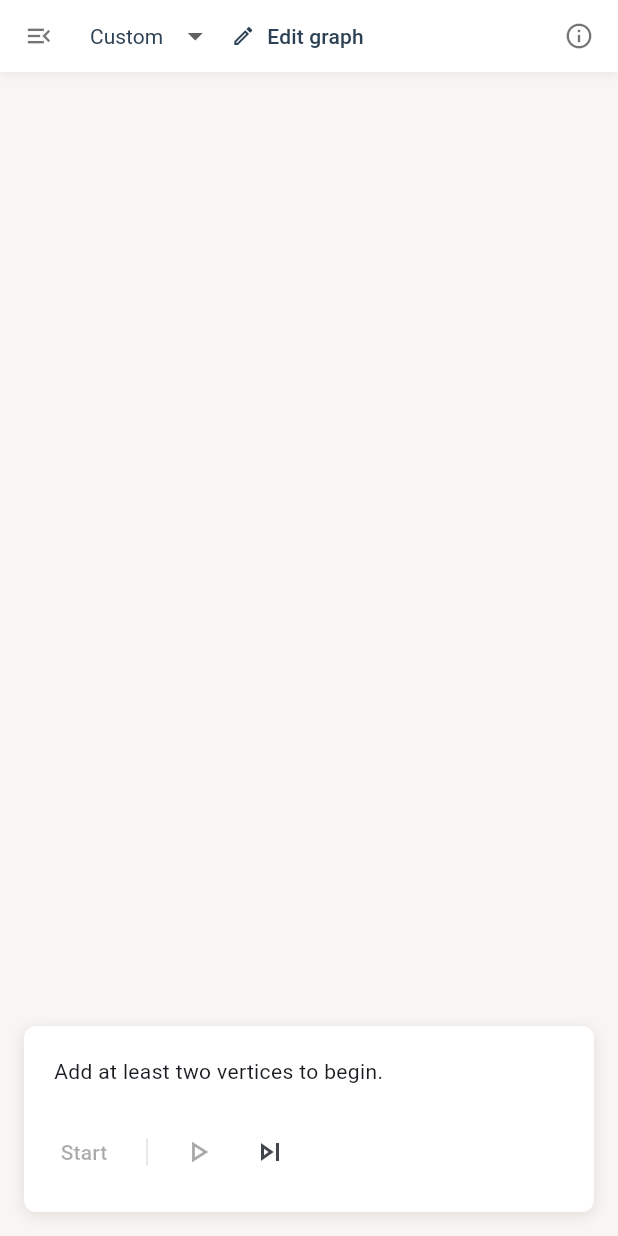
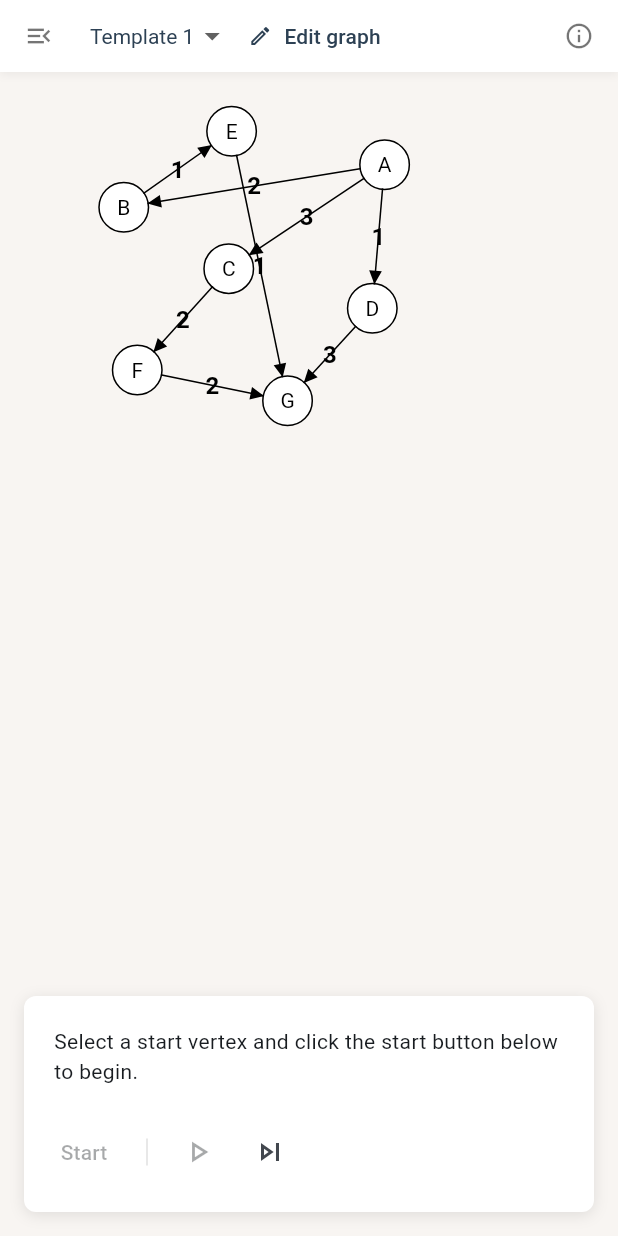
Before and after one commit to emeli-frank/algorithm-visualizer, a Flutter app: the screen it shows after launch, after a tap on "Edit graph", after a tap on the "close" icon, after a tap on "Complete edit", on a phone screen of 412 x 824 dp. Run offline on Flutter 3.47's test engine with Material 3 defaults, Android fonts, the phone set to English and light mode, and no system bars; our stand-ins replace equatable, flutter_bloc, go_router; missing offline and left inert: window_manager.

Commit message:
Move most of the logic for managing graph template options to a seperate file

```diff
--- /dev/null
+++ b/lib/constants/graph_templates.dart
@@ -0,0 +1,73 @@
+import 'dart:math';
+import 'dart:ui';
+
+import 'package:algorithm_visualizer/features/dijkstra/models/edge.dart';
+import 'package:algorithm_visualizer/features/dijkstra/models/vertex.dart';
+
+class GraphTemplateSample {
+  GraphTemplateSample({required this.vertices, required this.edges});
+
+  final List<Vertex> vertices;
+  final List<Edge> edges;
+}
+
+/*
+* Pre-built graph templates
+*/
+
+const customTemplateKey = 'Custom';
+const randomTemplateKey = 'Random';
+const template1key = 'Template 1';
+const defaultTemplateKey = template1key;
+
+var _vertices1 = const [
+  Vertex(id: 'A1', offset: Offset(256.4, 61.8)),
+  Vertex(id: 'B1', offset: Offset(82.5, 90.2)),
+  Vertex(id: 'C1', offset: Offset(152.5, 131.1)),
+  Vertex(id: 'D1', offset: Offset(248.2, 157.5)),
+  Vertex(id: 'E1', offset: Offset(154.4, 39.5)),
+  Vertex(id: 'F1', offset: Offset(91.5, 198.7)),
+  Vertex(id: 'G1', offset: Offset(191.7, 219.2)),
+];
+
+final _template1 = GraphTemplateSample(
+  vertices: _vertices1,
+  edges: [
+    Edge(id: '1', startVertex: _vertices1[0], endVertex: _vertices1[1], weight: 2),
+    Edge(id: '2', startVertex: _vertices1[0], endVertex: _vertices1[2], weight: 3),
+    Edge(id: '3', startVertex: _vertices1[0], endVertex: _vertices1[3], weight: 1),
+    Edge(id: '4', startVertex: _vertices1[1], endVertex: _vertices1[4], weight: 1),
+    Edge(id: '5', startVertex: _vertices1[2], endVertex: _vertices1[5], weight: 2),
+    Edge(id: '6', startVertex: _vertices1[3], endVertex: _vertices1[6], weight: 3),
+    Edge(id: '7', startVertex: _vertices1[4], endVertex: _vertices1[6], weight: 1),
+    Edge(id: '8', startVertex: _vertices1[5], endVertex: _vertices1[6], weight: 2),
+  ],
+);
+
+Map<String, GraphTemplateSample> _templates = {
+  template1key: _template1,
+};
+
+GraphTemplateSample getGraphTemplate(String key) {
+  if (key == randomTemplateKey) { // todo:: update logic
+    return GraphTemplateSample(
+      vertices: List.generate(8, (index) {
+        return Vertex(
+          id: index.toString(),
+          offset: Offset(50 + Random().nextDouble() * 400, 50 + Random().nextDouble() * 400),
+        );
+      }),
+      edges: [],
+    );
+  }
+
+  if (key == customTemplateKey) {
+    return GraphTemplateSample(vertices: [], edges: []);
+  }
+
+  return _templates[key]!;
+}
+
+Map<String, GraphTemplateSample> getPreBuiltGraphTemplate() {
+  return _templates;
+}
--- a/lib/features/dijkstra/bloc/graph_bloc.dart
+++ b/lib/features/dijkstra/bloc/graph_bloc.dart
@@ -10,7 +10,13 @@ part 'graph_state.dart';
 part 'graph_event.dart';
 
 class GraphBloc extends Bloc<GraphEvent, GraphState> {
-  GraphBloc() : super(GraphState()) {
+  GraphBloc({
+    required List<Vertex> vertices,
+    required List<Edge> edges,
+  }) : super(GraphState(
+          vertices: vertices,
+          edges: edges,
+        )) {
     // Adds a new vertex
     on<VertexAdded>((VertexAdded event, Emitter<GraphState> emit) {
       var verticesCopy = [...state.vertices];
@@ -135,7 +141,7 @@ class GraphBloc extends Bloc<GraphEvent, GraphState> {
     });
 
     on<EditModeToggled>((EditModeToggled event, Emitter<GraphState> emit) {
-      emit(state.copyWith(isEditing: event.isEditing));
+      emit(state.copyWith(isEditing: event.isEditing, selectedVertexID: const Optional<String?>(null)));
     });
   }
 }
--- a/lib/features/dijkstra/views/appbar.dart
+++ b/lib/features/dijkstra/views/appbar.dart
@@ -1,10 +1,4 @@
 part of 'dijkstra_screen.dart';
-
-enum GraphTemplate {
-  custom,
-  sample1,
-  random,
-}
 
 class AppBar extends StatelessWidget {
   const AppBar({super.key});
@@ -46,7 +40,7 @@ class AppBar extends StatelessWidget {
                 ),
               ),
               const SizedBox(width: 8.0),
-              const GraphTemplateDropdown(template: GraphTemplate.custom), // todo:: change this default
+              const GraphTemplateDropdown(template: defaultTemplateKey),
               Visibility(
                 visible: !context.watch<GraphBloc>().state.isEditing,
                 child: TextButton(
@@ -89,31 +83,6 @@ class AppBar extends StatelessWidget {
                 child: Row(
                   mainAxisAlignment: MainAxisAlignment.end,
                   children: [
-                    Visibility(
-                      visible:
-                      context.watch<GraphBloc>().state.selectedVertexID != null ||
-                          context.watch<GraphBloc>().state.selectedEdgeID != null,
-                      child: NavIconButton(
-                        onPressed: () {
-                          var selectedVertexID = context.read<GraphBloc>().state.selectedVertexID;
-                          if (selectedVertexID != null) {
-                            context.read<GraphBloc>().add(
-                              VertexDeleted(vertexID: selectedVertexID),
-                            );
-                            return;
-                          }
-
-                          var selectedEdgeID = context.read<GraphBloc>().state.selectedEdgeID;
-                          if (selectedEdgeID != null) {
-                            context.read<GraphBloc>().add(
-                              EdgeDeleted(edgeID: selectedEdgeID),
-                            );
-                          }
-                        },
-                        iconData: Icons.delete_outline,
-                        tooltip: 'Delete (Del)',
-                      ),
-                    ),
                     NavIconButton(
                       onPressed: () {},
                       iconData: Icons.undo,
@@ -154,6 +123,36 @@ class AppBar extends StatelessWidget {
                       isActive: cubit.state.selection == DijkstraTools.edge,
                       tooltip: 'Add Edge',
                     ),
+                    const SizedBox(
+                      height: 18.0,
+                      width: 20.0,
+                      child: VerticalDivider(width: 1, color: Colors.black12),
+                    ),
+                    Visibility(
+                      visible:
+                      context.watch<GraphBloc>().state.selectedVertexID != null ||
+                          context.watch<GraphBloc>().state.selectedEdgeID != null,
+                      child: NavIconButton(
+                        onPressed: () {
+                          var selectedVertexID = context.read<GraphBloc>().state.selectedVertexID;
+                          if (selectedVertexID != null) {
+                            context.read<GraphBloc>().add(
+                              VertexDeleted(vertexID: selectedVertexID),
+                            );
+                            return;
+                          }
+
+                          var selectedEdgeID = context.read<GraphBloc>().state.selectedEdgeID;
+                          if (selectedEdgeID != null) {
+                            context.read<GraphBloc>().add(
+                              EdgeDeleted(edgeID: selectedEdgeID),
+                            );
+                          }
+                        },
+                        iconData: Icons.delete_outline,
+                        tooltip: 'Delete (Del)',
+                      ),
+                    ),
                     Visibility(
                       visible: context.watch<GraphBloc>().state.vertices.isNotEmpty,
                       child: NavIconButton(
@@ -188,14 +187,14 @@ class AppBar extends StatelessWidget {
 class GraphTemplateDropdown extends StatefulWidget {
   const GraphTemplateDropdown({super.key, required this.template});
 
-  final GraphTemplate template;
+  final String template;
 
   @override
   State<GraphTemplateDropdown> createState() => _GraphTemplateDropdownState();
 }
 
 class _GraphTemplateDropdownState extends State<GraphTemplateDropdown> {
-  late GraphTemplate _template;
+  late String _template;
 
   @override
   void initState() {
@@ -205,81 +204,56 @@ class _GraphTemplateDropdownState extends State<GraphTemplateDropdown> {
 
   @override
   Widget build(BuildContext context) {
-    return DropdownButton<GraphTemplate>(
+    List<DropdownMenuItem<String>> prebuiltTemplates = [];
+    final templates = getPreBuiltGraphTemplate();
+
+    for (var templateName in templates.keys) {
+      prebuiltTemplates.add(DropdownMenuItem(
+        value: templateName,
+        child: Text(templateName),
+      ));
+    }
+
+    return DropdownButton<String>(
       style: TextStyle(
         color: Theme.of(context).colorScheme.primary,
         fontSize: 14.0,
       ),
       underline: const SizedBox.shrink(),
-      value: _template,
+      value: _template.toString(),
       items: [
         DropdownMenuItem(
-          value: GraphTemplate.custom,
-          enabled: _template != GraphTemplate.custom,
+          value: customTemplateKey,
+          enabled: _template != customTemplateKey,
           child: const Text('Custom'),
         ),
-        DropdownMenuItem(
-          value: GraphTemplate.sample1,
-          enabled: _template != GraphTemplate.sample1,
-          child: const Text('Sample 1'),
-        ),
+        ...prebuiltTemplates,
         const DropdownMenuItem(
-          value: GraphTemplate.random,
+          value: randomTemplateKey,
           child: Text('Random'),
         ),
       ],
       onChanged: (value) {
         if (value == null ||
-            (value == _template && value != GraphTemplate.random)) return;
+            (value == _template && value != randomTemplateKey)) return;
 
         setState(() {
-          _template = value;
+          if (value == customTemplateKey) {
+            _template = customTemplateKey;
+          } else if (value == randomTemplateKey) {
+            _template = randomTemplateKey;
+          } else {
+            _template = value;
+          }
         });
 
-        List<Vertex> vertices = [];
-        List<Edge> edges = [];
-        bool isEditing = false;
-
-        switch (value) {
-          case GraphTemplate.custom:
-            isEditing = true;
-            break;
-          case GraphTemplate.sample1:
-          // todo:: move to a separate file
-            vertices = const [
-              Vertex(id: 'A1', offset: Offset(256.4, 61.8)),
-              Vertex(id: 'B1', offset: Offset(82.5, 90.2)),
-              Vertex(id: 'C1', offset: Offset(152.5, 131.1)),
-              Vertex(id: 'D1', offset: Offset(248.2, 157.5)),
-              Vertex(id: 'E1', offset: Offset(154.4, 39.5)),
-              Vertex(id: 'F1', offset: Offset(91.5, 198.7)),
-              Vertex(id: 'G1', offset: Offset(191.7, 219.2)),
-            ];
-            edges = [
-              Edge(id: '1', startVertex: vertices[0], endVertex: vertices[1], weight: 2),
-              Edge(id: '2', startVertex: vertices[0], endVertex: vertices[2], weight: 3),
-              Edge(id: '3', startVertex: vertices[0], endVertex: vertices[3], weight: 1),
-              Edge(id: '4', startVertex: vertices[1], endVertex: vertices[4], weight: 1),
-              Edge(id: '5', startVertex: vertices[2], endVertex: vertices[5], weight: 2),
-              Edge(id: '6', startVertex: vertices[3], endVertex: vertices[6], weight: 3),
-              Edge(id: '7', startVertex: vertices[4], endVertex: vertices[6], weight: 1),
-              Edge(id: '8', startVertex: vertices[5], endVertex: vertices[6], weight: 2),
-            ];
-            break;
-          case GraphTemplate.random:
-          // todo:: refine this logic
-            vertices = List.generate(8, (index) {
-              return Vertex(
-                id: index.toString(),
-                offset: Offset(50 + Random().nextDouble() * 400, 50 + Random().nextDouble() * 400),
-              );
-            });
-            break;
-        }
+        final template = getGraphTemplate(value);
+        final vertices = template.vertices;
+        final edges = template.edges;
 
         context.read<AnimationBloc>().add(AnimationReset());
         context.read<GraphBloc>().add(GraphElementReset(vertices: vertices, edges: edges));
-        context.read<GraphBloc>().add(EditModeToggled(isEditing: isEditing));
+        context.read<GraphBloc>().add(EditModeToggled(isEditing: value == customTemplateKey));
       },
     );
   }
--- a/lib/features/dijkstra/views/dijkstra_screen.dart
+++ b/lib/features/dijkstra/views/dijkstra_screen.dart
@@ -1,5 +1,6 @@
 import 'dart:math';
 
+import 'package:algorithm_visualizer/constants/graph_templates.dart';
 import 'package:algorithm_visualizer/exceptions/max_allowed_vertex_exceeded_exception.dart';
 import 'package:algorithm_visualizer/features/dijkstra/bloc/animation_bloc.dart';
 import 'package:algorithm_visualizer/features/dijkstra/bloc/graph_bloc.dart';
--- a/lib/main.dart
+++ b/lib/main.dart
@@ -1,3 +1,4 @@
+import 'package:algorithm_visualizer/constants/graph_templates.dart';
 import 'package:algorithm_visualizer/features/a_star/views/a_star_screen.dart';
 import 'package:algorithm_visualizer/features/dijkstra/bloc/animation_bloc.dart';
 import 'package:algorithm_visualizer/features/dijkstra/bloc/graph_bloc.dart';
@@ -68,7 +69,13 @@ class MyApp extends StatelessWidget {
                   ),
                 ),
                 BlocProvider<GraphBloc>(
-                  create: (_) => GraphBloc(),
+                  create: (_) {
+                    final GraphTemplateSample defaultTemplate = getGraphTemplate(defaultTemplateKey);
+                    return GraphBloc(
+                      vertices: defaultTemplate.vertices,
+                      edges: defaultTemplate.edges,
+                    );
+                  },
                 ),
                 BlocProvider<AnimationBloc>(
                   create: (_) => AnimationBloc(),
```
